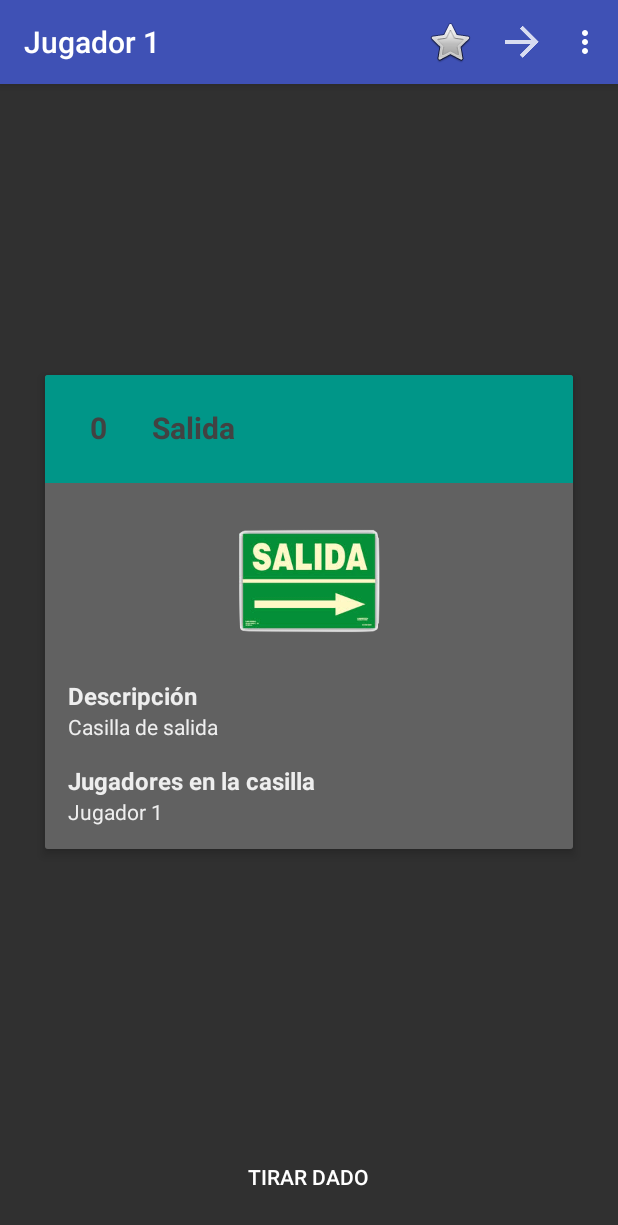
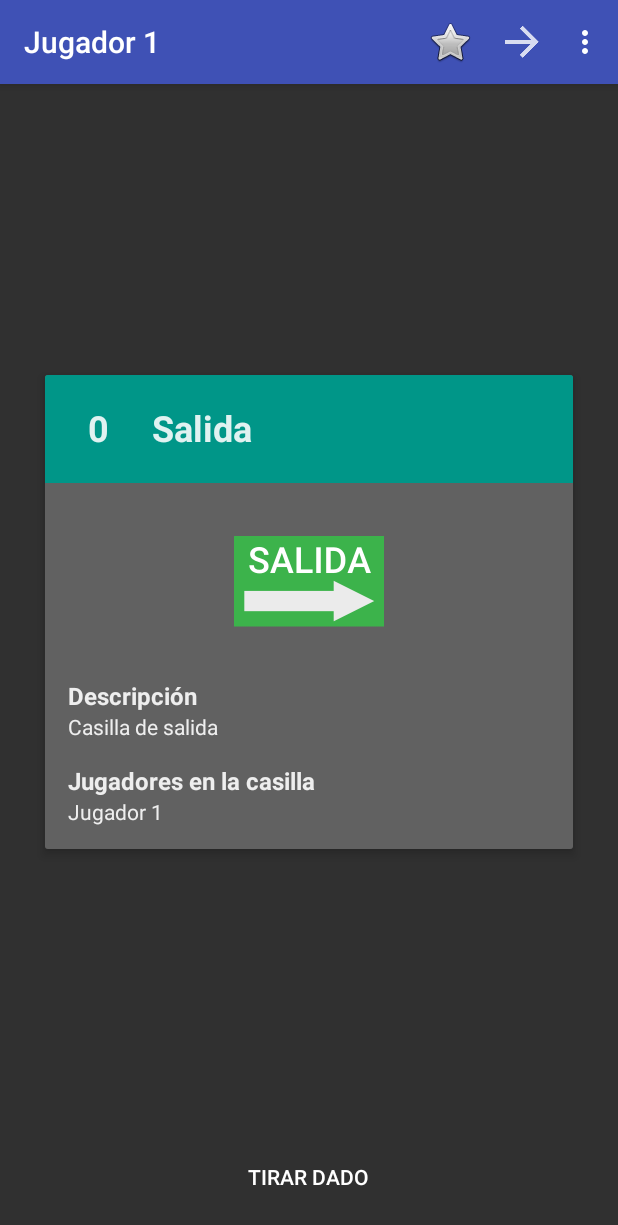
Before and after one commit to CokePedreira/PracticaUbicuaAndroid, an Android app: the screen it shows after launch (Tablero), after a tap on "COMENZAR", on a phone screen of 412 x 824 dp. Shown: the top 1225 px of the screen. Run offline under Robolectric (Android 15) with nearby library versions, the phone set to English and light mode, and no system bars; libraries missing offline, so code that uses them is left out: com.melnykov.fab; 2 statements that could not run were skipped.

Commit message:
Nuevos iconos para las casillas Salida, Machos y Cegatos. Cambiado el color del título de las casillas a verde clarito.

```diff
--- a/OcalimochoApp/app/src/main/java/com/example/cokepedreira/ocalimochoapp/FragmentCasilla.java
+++ b/OcalimochoApp/app/src/main/java/com/example/cokepedreira/ocalimochoapp/FragmentCasilla.java
@@ -87,7 +87,7 @@ public class FragmentCasilla extends Fragment {
         recursosImagen.add(new Imagen(R.drawable.azul, "azul"));
         recursosImagen.add(new Imagen(R.drawable.blanco, "blanco"));
         recursosImagen.add(new Imagen(R.drawable.carcel, "carcel"));
-        recursosImagen.add(new Imagen(R.drawable.cegatos, "cegatos"));
+        recursosImagen.add(new Imagen(R.drawable.gafas, "cegatos"));                               /*Añadido*/
         recursosImagen.add(new Imagen(R.drawable.condon, "condon"));
         recursosImagen.add(new Imagen(R.drawable.corleone, "corleone"));
         recursosImagen.add(new Imagen(R.drawable.duelo, "duelo"));
@@ -100,7 +100,7 @@ public class FragmentCasilla extends Fragment {
         recursosImagen.add(new Imagen(R.drawable.inmune, "inmune"));
         recursosImagen.add(new Imagen(R.drawable.laberinto, "laberinto"));
         recursosImagen.add(new Imagen(R.drawable.lengua, "lengua"));
-        recursosImagen.add(new Imagen(R.drawable.machos, "machos"));
+        recursosImagen.add(new Imagen(R.drawable.machos, "machos"));                               /*Añadido*/
         recursosImagen.add(new Imagen(R.drawable.minijuego, "minijuego"));
         recursosImagen.add(new Imagen(R.drawable.muerte, "muerte"));
         recursosImagen.add(new Imagen(R.drawable.musculo, "musculo"));
@@ -117,7 +117,7 @@ public class FragmentCasilla extends Fragment {
         recursosImagen.add(new Imagen(R.drawable.regla, "regla"));
         recursosImagen.add(new Imagen(R.drawable.rojo, "rojo"));
         recursosImagen.add(new Imagen(R.drawable.rosa, "rosa"));
-        recursosImagen.add(new Imagen(R.drawable.salida, "salida"));
+        recursosImagen.add(new Imagen(R.drawable.salida, "salida"));                               /*Añadido*/
         recursosImagen.add(new Imagen(R.drawable.sexo, "sexo"));
         recursosImagen.add(new Imagen(R.drawable.suerte, "suerte"));
         recursosImagen.add(new Imagen(R.drawable.travoltas, "travoltas"));
--- a/OcalimochoApp/app/src/main/res/layout/fragment_casilla.xml
+++ b/OcalimochoApp/app/src/main/res/layout/fragment_casilla.xml
@@ -12,7 +12,8 @@
         android:layout_gravity="center"
         android:layout_margin="30dp"
         android:translationZ="2dp"
-        card_view:cardCornerRadius="2dp">
+        card_view:cardCornerRadius="2dp"
+        android:background="#616161">
 
         <LinearLayout
             android:id="@+id/card_view_linear_layout"
@@ -36,8 +37,8 @@
                     android:layout_height="40dp"
                     android:gravity="center"
                     android:text="Pos"
-                    android:textColor="#424242"
-                    android:textSize="20sp"
+                    android:textColor="#E0F2F1"
+                    android:textSize="24sp"
                     android:textStyle="bold" />
 
                 <TextView
@@ -47,8 +48,8 @@
                     android:layout_marginStart="16dp"
                     android:gravity="left|center_vertical"
                     android:text="Nombre"
-                    android:textColor="#424242"
-                    android:textSize="20sp"
+                    android:textColor="#E0F2F1"
+                    android:textSize="24sp"
                     android:textStyle="bold" />
 
 
```
Also changed, not shown: OcalimochoApp/app/src/main/res/drawable/cegatos.png (deleted), OcalimochoApp/app/src/main/res/drawable/gafas.png (added), OcalimochoApp/app/src/main/res/drawable/machos.png, OcalimochoApp/app/src/main/res/drawable/salida.png, 1 other file.
